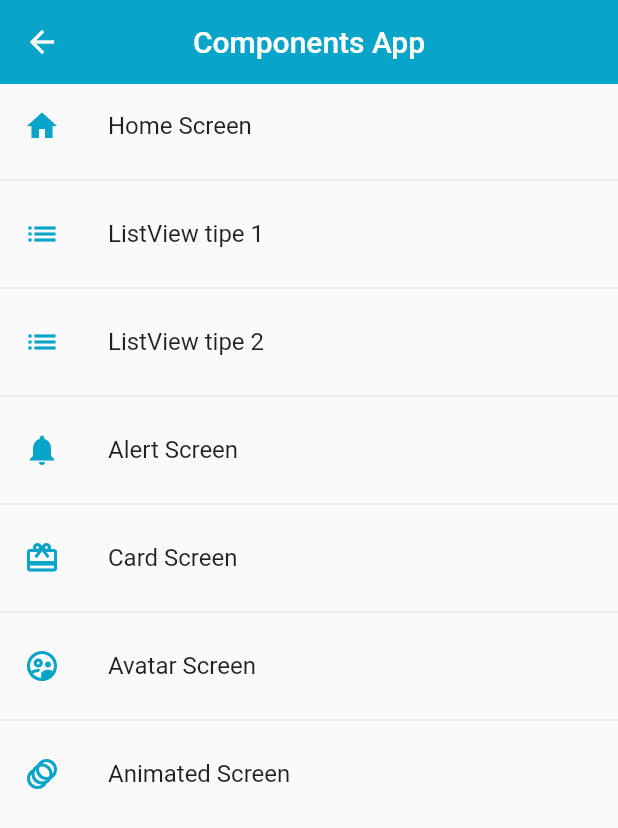
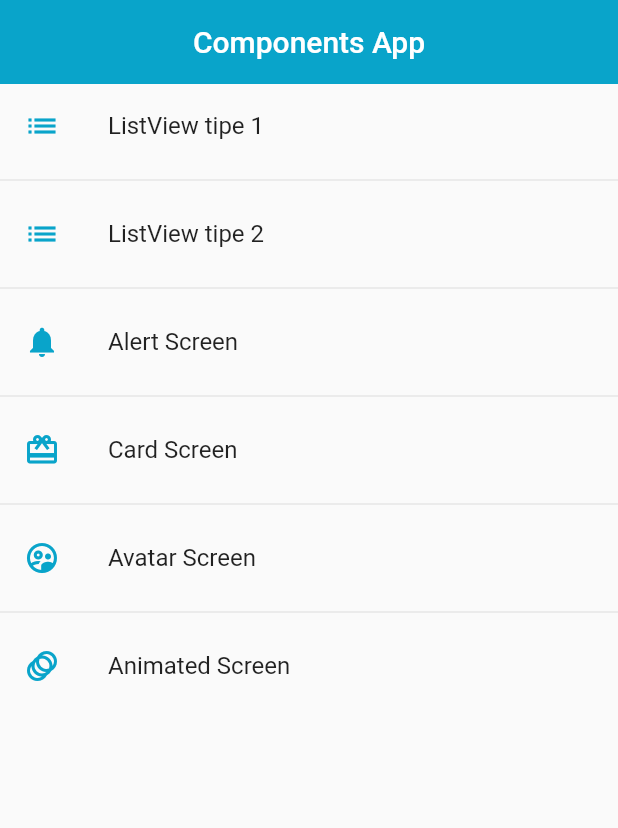
Before and after one commit to YaelGF/FlutterComponents, a Flutter app: the screen it shows after launch, on a phone screen of 412 x 824 dp. Shown: the top 828 px of the screen. Run offline on Flutter 3.47's test engine with Material 2 defaults, Android fonts, the phone set to English and light mode, and no system bars.

Commit message:
Animeted and  quit return flind

```diff
--- a/lib/router/app_routes.dart
+++ b/lib/router/app_routes.dart
@@ -6,12 +6,12 @@ class AppRoutes {
   static const initialRoute = "/home";
 
   static  final menuOption = <MenuOption>[
-    MenuOption(
+    /*MenuOption(
       route: "/home",
       icon: Icons.home,
       name: "Home Screen",
       screen: const HomeScreen(),
-    ),
+    ),*/
     MenuOption(
       route: "/listview",
       icon: Icons.list,
@@ -51,7 +51,9 @@ class AppRoutes {
   ];
 
   static Map<String, Widget Function(BuildContext)> getAppRoutes() {
+
     Map<String, Widget Function(BuildContext)> appRoutes = {};
+    appRoutes.addAll({initialRoute: (_) => const HomeScreen()});
 
     for (final element in menuOption) {
       appRoutes.addAll({element.route: (_) => element.screen});
@@ -70,14 +72,7 @@ class AppRoutes {
 
   static Route<dynamic> onGenerateRoute(RouteSettings settings) {
     return MaterialPageRoute(
-      builder: (_) => Scaffold(
-        appBar: AppBar(
-          title: const Text('Page not found'),
-        ),
-        body: const Center(
-          child: Text('Page not found'),
-        ),
-      ),
+      builder: (_) => const AlertScreen()
     );
   }
 }
--- a/lib/screens/animated_screen.dart
+++ b/lib/screens/animated_screen.dart
@@ -39,7 +39,9 @@ class _AnimatedScreenState extends State<AnimatedScreen> {
         title: const Text('AnimatedScreen'),
       ),
       body: Center(
-        child: Container(
+        child: AnimatedContainer(
+          duration: const Duration(milliseconds: 400),
+          curve: Curves.easeOutCubic,
           width: _width,
           height: _height,
           decoration: BoxDecoration(
--- a/lib/screens/home_screen.dart
+++ b/lib/screens/home_screen.dart
@@ -6,10 +6,12 @@ class HomeScreen extends StatelessWidget {
   const HomeScreen({Key? key}) : super(key: key);
   @override
   Widget build(BuildContext context) {
-      final menuOption = AppRoutes.menuOption;
+    final menuOption = AppRoutes.menuOption;
+
     return Scaffold(
       appBar: AppBar(
         title: const Text('Components App'),
+        automaticallyImplyLeading: false,
       ),
       body: ListView.separated(
           itemBuilder: (context, index) => ListTile(
```
